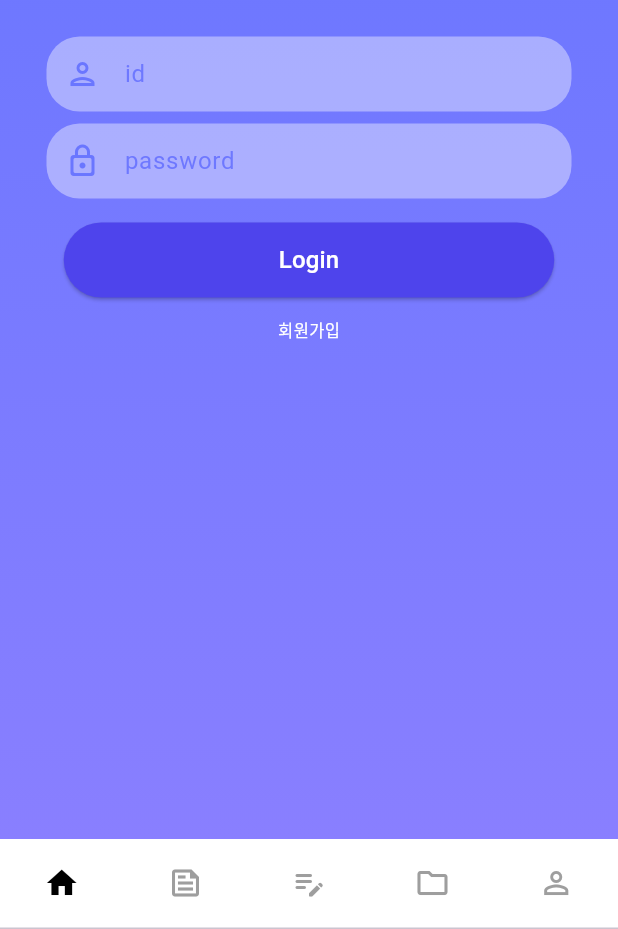
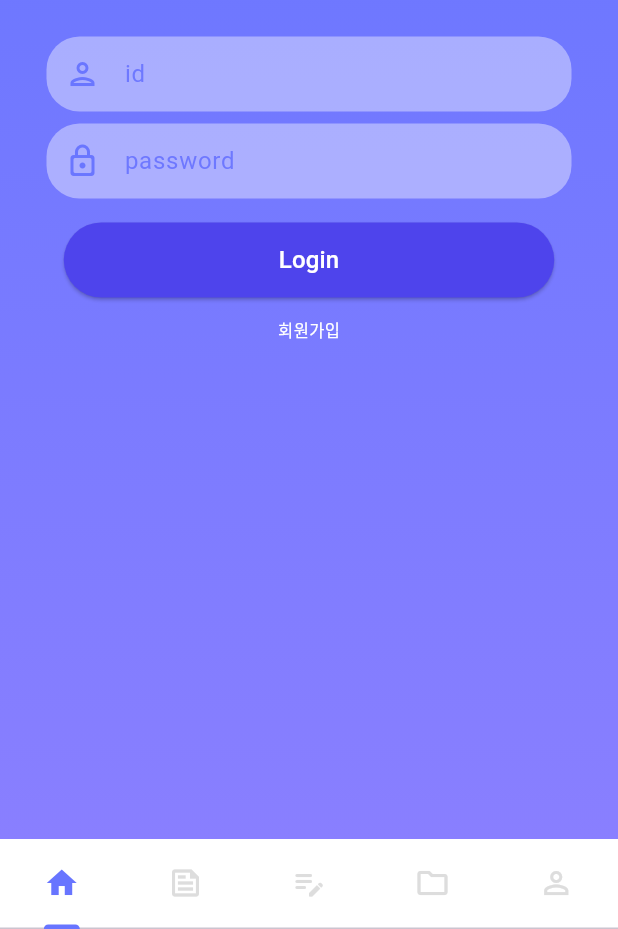
Before and after one commit to WZNT-KimHyeJin/vestie_frontend, a Flutter app: the AppfirstPages screen opened directly, on a phone screen of 412 x 824 dp, the part 307-1236 px from its top. Run offline on Flutter 3.47's test engine with Material 2 defaults, Android fonts, the phone set to English and light mode, and no system bars; missing offline and left inert: dart:ffi; Roboto replaces fonts that are missing (text).

Commit message:
[fix] modify Icon colors

```diff
--- a/Vestie/lib/widget/widgets4AllPage/underbar/bottomBarWidget.dart
+++ b/Vestie/lib/widget/widgets4AllPage/underbar/bottomBarWidget.dart
@@ -10,9 +10,9 @@ class BottomBar extends StatelessWidget {
       color: Colors.white,
       height: 60,
       child: TabBar(
-        labelColor: Colors.black,
-        unselectedLabelColor: Colors.grey,
-        indicatorColor: Colors.transparent,
+        labelColor: Color(0xFF6875FF),
+        unselectedLabelColor: Color(0xFFDDDDDD),
+        indicatorColor: Color(0xFF6875FF),
         tabs: [
           Tab(
             icon: Icon(Icons.home),
```
